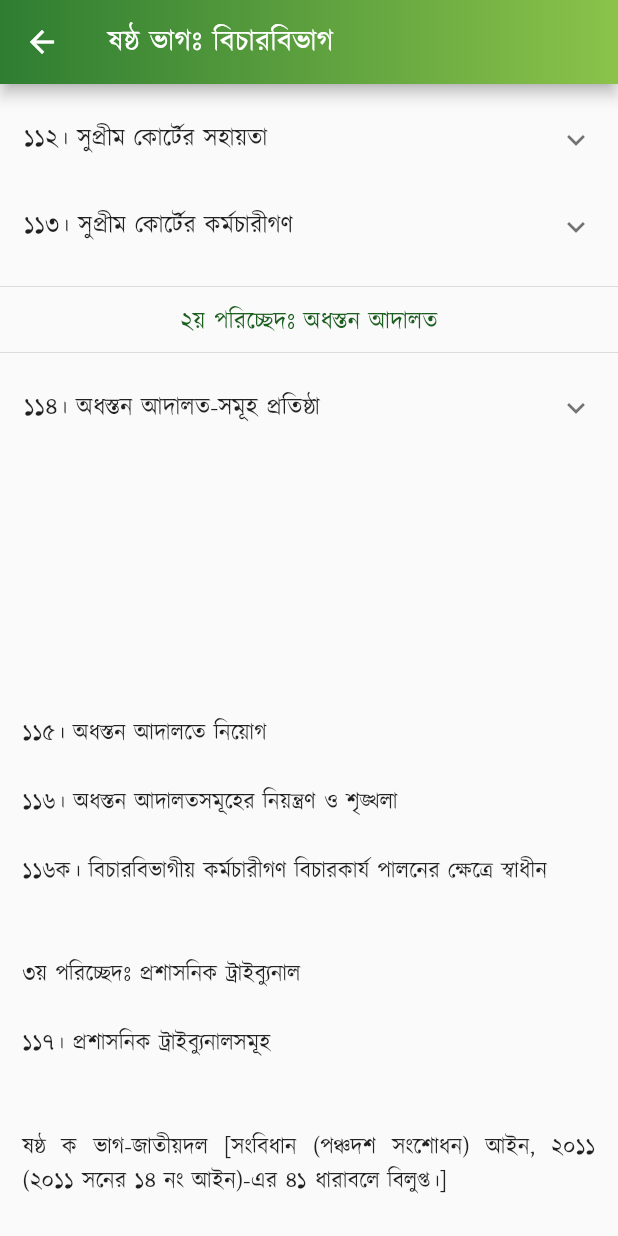
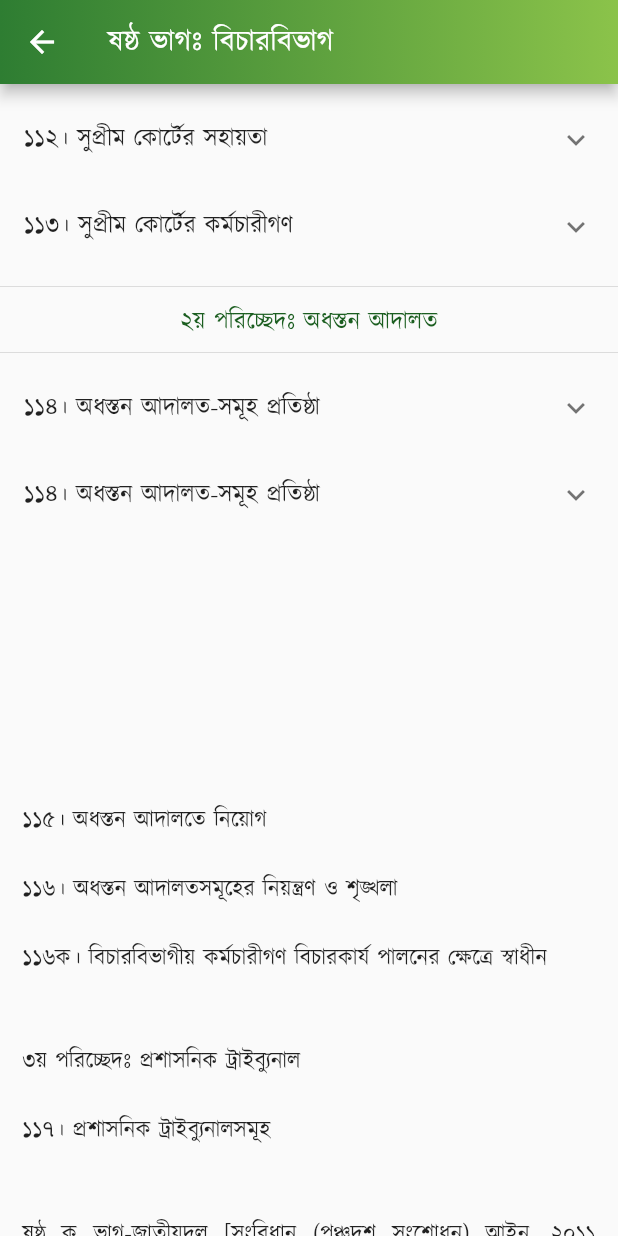
Before and after one commit to Azimul-Haque/flutter-onesignal, a Flutter app: the PartSix screen opened directly, scrolled down 1141 dp, on a phone screen of 412 x 824 dp. Run offline on Flutter 3.47's test engine with Material 2 defaults, Android fonts, the phone set to English and light mode, and no system bars; our stand-ins replace fluttertoast, package_info_plus, percent_indicator, shared_preferences, sqflite; missing offline and left inert: blinking_text, flutter_share, onesignal_flutter, slide_popup_dialog; accounts and stored records are empty; network calls fail.

Commit message:
Commit Fri 04/29/2022 14:22:38.22 29288

```diff
--- a/lib/pages/constitution/part6.dart
+++ b/lib/pages/constitution/part6.dart
@@ -357,6 +357,16 @@ class PartSix extends StatelessWidget {
               )),
             ],
           ),
+          ExpansionTile(
+            title: Text('১১৪। অধস্তন আদালত-সমূহ প্রতিষ্ঠা'),
+            children: <Widget>[
+              ListTile(
+                  title: Text(
+                '১১৪। আইনের দ্বারা যেরূপ প্রতিষ্ঠিত হইবে, সুপ্রীম কোর্ট ব্যতীত সেইরূপ অন্যান্য অধস্তন আদালত থাকিবে।',
+                textAlign: TextAlign.justify,
+              )),
+            ],
+          ),
           Padding(
             padding: EdgeInsets.all(15),
             child: Column(children: <Widget>[
```
